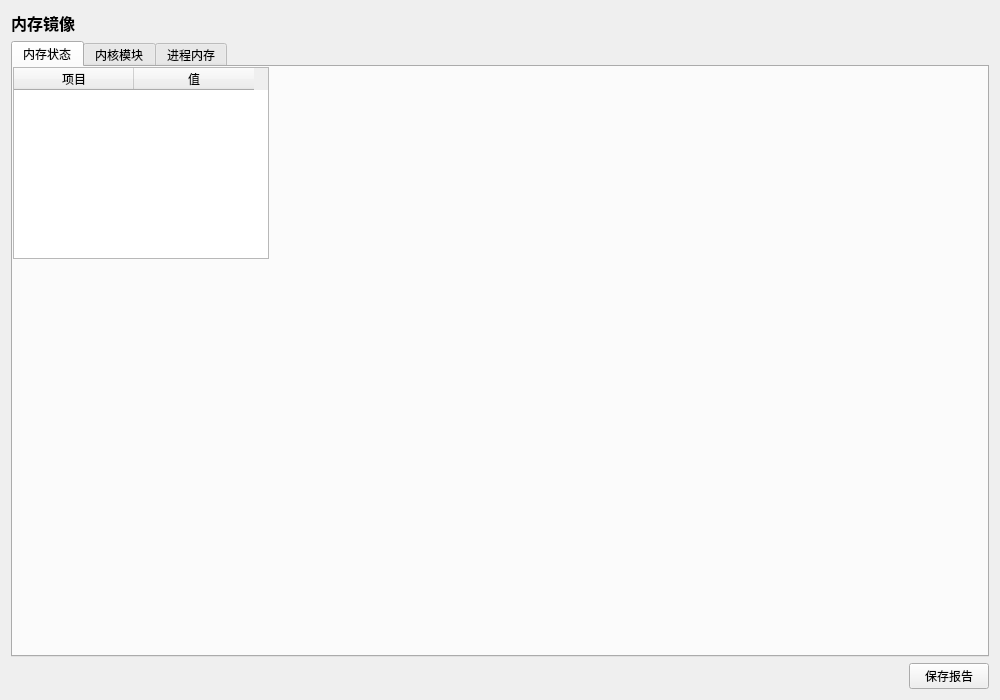
Before: the Qt Designer form ui/MemoryImagePage.ui in rakehellsx/MaliciousDetector, drawn with Qt 5.
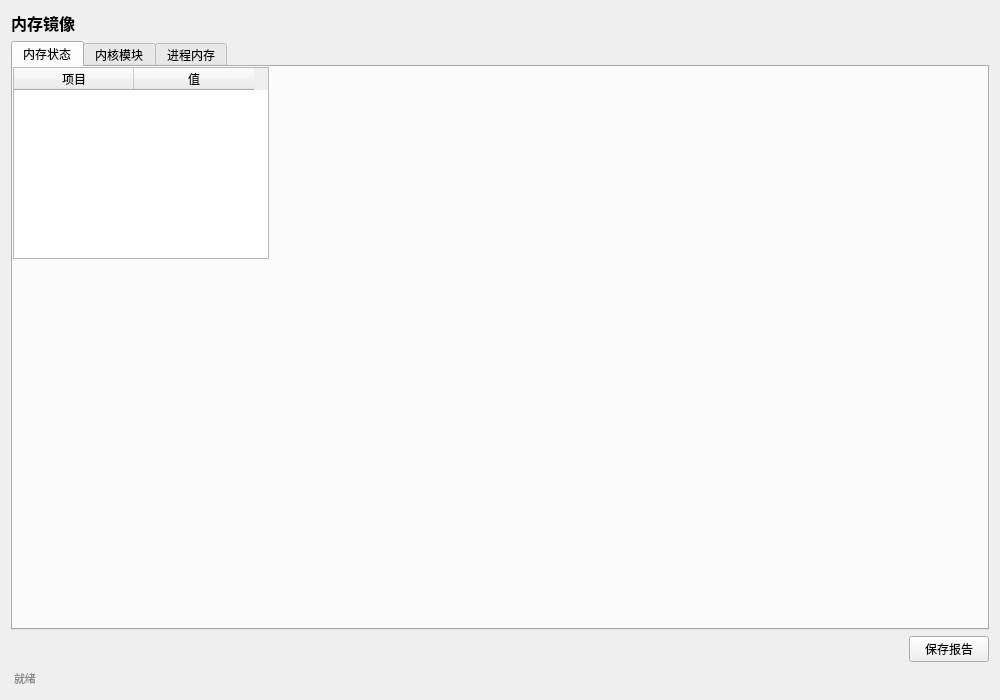
After: the same form once the commit is applied.

```diff
--- a/ui/MemoryImagePage.ui
+++ b/ui/MemoryImagePage.ui
@@ -121,6 +121,16 @@
     </widget>
   </item>
 </layout></item>
-</layout>
+   <item>
+    <widget class="QLabel" name="m_lblStatus">
+     <property name="text">
+      <string>就绪</string>
+     </property>
+     <property name="styleSheet">
+      <string>color:#8c8c8c;font-size:11px;padding:2px 0;</string>
+     </property>
+    </widget>
+   </item>
+  </layout>
  </widget>
 </ui>
```
